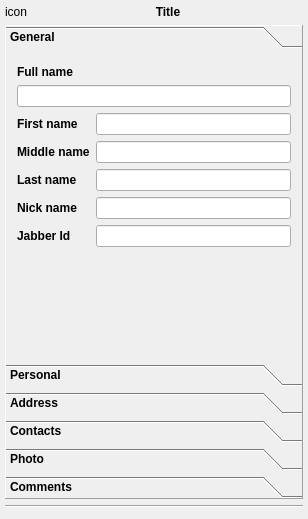
This is src/plugins/vcard/vcarddialog2.ui in xnamed/vacuum-im as Qt 5 draws it before an edit. The edited form follows.
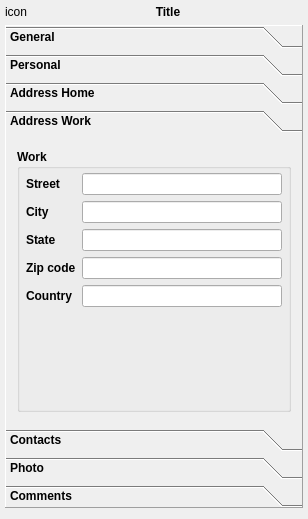
This is the edited form. The open tabs and pages were chosen to show the change. Custom widgets are drawn as their Qt base class.

```diff
--- a/src/plugins/vcard/vcarddialog2.ui
+++ b/src/plugins/vcard/vcarddialog2.ui
@@ -94,13 +94,16 @@
      <property name="midLineWidth">
       <number>0</number>
      </property>
+     <property name="tabSpacing">
+      <number>6</number>
+     </property>
      <widget class="QWidget" name="tabGeneral">
       <property name="geometry">
        <rect>
         <x>0</x>
         <y>0</y>
         <width>296</width>
-        <height>309</height>
+        <height>291</height>
        </rect>
       </property>
       <property name="sizePolicy">
@@ -374,7 +377,7 @@
        </sizepolicy>
       </property>
       <attribute name="label">
-       <string>Address</string>
+       <string>Address Home</string>
       </attribute>
       <layout class="QGridLayout" name="gridLayout_3">
        <property name="leftMargin">
@@ -490,7 +493,22 @@
          </layout>
         </widget>
        </item>
-       <item row="1" column="0">
+      </layout>
+     </widget>
+     <widget class="QWidget" name="tabAdressWork">
+      <property name="geometry">
+       <rect>
+        <x>0</x>
+        <y>0</y>
+        <width>296</width>
+        <height>291</height>
+       </rect>
+      </property>
+      <attribute name="label">
+       <string>Address Work</string>
+      </attribute>
+      <layout class="QVBoxLayout" name="verticalLayout_4">
+       <item>
         <widget class="MGroupBox" name="grbWorkAdress">
          <property name="sizePolicy">
           <sizepolicy hsizetype="Expanding" vsizetype="Preferred">
@@ -1046,13 +1064,6 @@
      </widget>
     </widget>
    </item>
-   <item>
-    <widget class="Line" name="line">
-     <property name="orientation">
-      <enum>Qt::Horizontal</enum>
-     </property>
-    </widget>
-   </item>
    <item>
     <widget class="QDialogButtonBox" name="btbButtons"/>
    </item>
```
Left out of the diff: 17 changed lines with no effect on the pictures.
